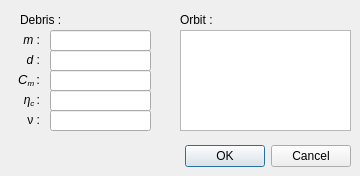
This is Subsystems/NewDebris.ui in kajsaER/LODR as Qt 5 draws it before an edit. The edited form follows.
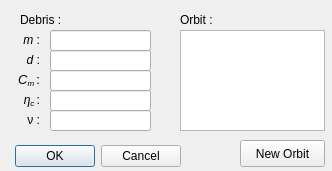
This is the edited form.

Commit message: Add Orbit working, building add Debris

```diff
--- a/Subsystems/NewDebris.ui
+++ b/Subsystems/NewDebris.ui
@@ -6,8 +6,8 @@
    <rect>
     <x>0</x>
     <y>0</y>
-    <width>360</width>
-    <height>176</height>
+    <width>332</width>
+    <height>171</height>
    </rect>
   </property>
   <property name="windowTitle">
@@ -19,18 +19,24 @@
   <widget class="QDialogButtonBox" name="buttonBox">
    <property name="geometry">
     <rect>
-     <x>10</x>
+     <x>0</x>
      <y>140</y>
-     <width>341</width>
+     <width>181</width>
      <height>32</height>
     </rect>
    </property>
+   <property name="layoutDirection">
+    <enum>Qt::LeftToRight</enum>
+   </property>
    <property name="orientation">
     <enum>Qt::Horizontal</enum>
    </property>
    <property name="standardButtons">
     <set>QDialogButtonBox::Cancel|QDialogButtonBox::Ok</set>
    </property>
+   <property name="centerButtons">
+    <bool>false</bool>
+   </property>
   </widget>
   <widget class="QLabel" name="label_Cm">
    <property name="geometry">
@@ -180,7 +186,7 @@
     <rect>
      <x>180</x>
      <y>30</y>
-     <width>171</width>
+     <width>145</width>
      <height>101</height>
     </rect>
    </property>
@@ -243,7 +249,20 @@
     <bool>false</bool>
    </property>
    <property name="placeholderText">
-    <string comment="placeholdertextdisam" extracomment="placecomment"/>
+    <string/>
+   </property>
+  </widget>
+  <widget class="QPushButton" name="newOrbitButton">
+   <property name="geometry">
+    <rect>
+     <x>240</x>
+     <y>140</y>
+     <width>85</width>
+     <height>27</height>
+    </rect>
+   </property>
+   <property name="text">
+    <string>New Orbit</string>
    </property>
   </widget>
  </widget>
```
Left out of the diff: 60 changed lines with no effect on the pictures. The commit also changes 11 other files.
